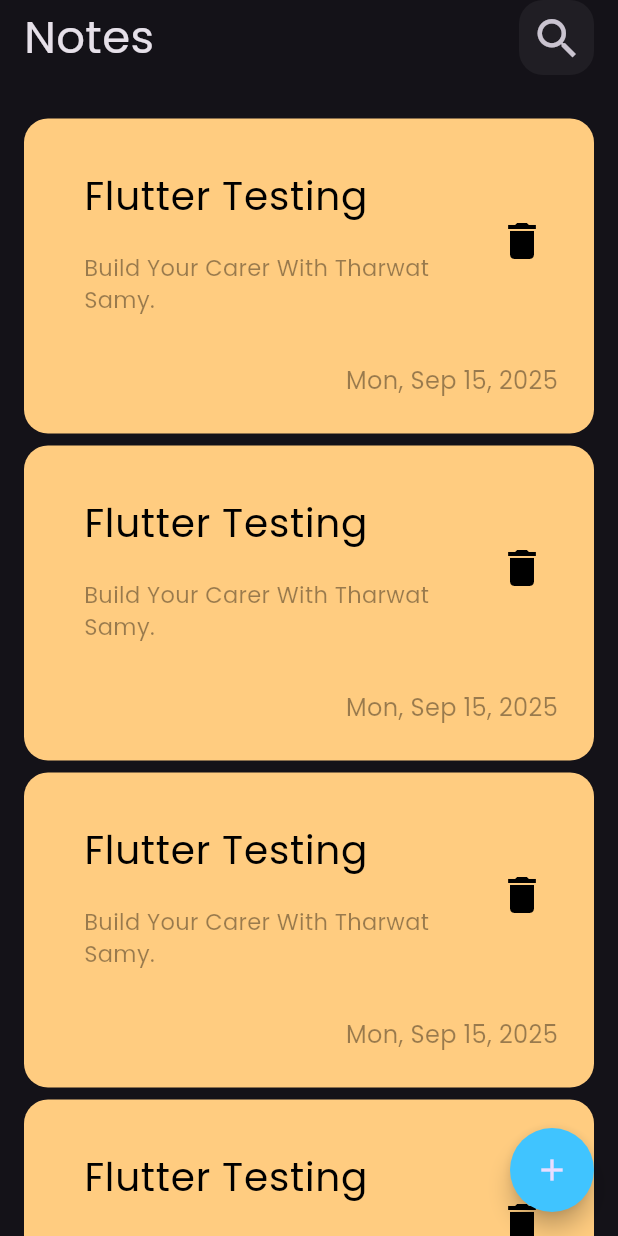
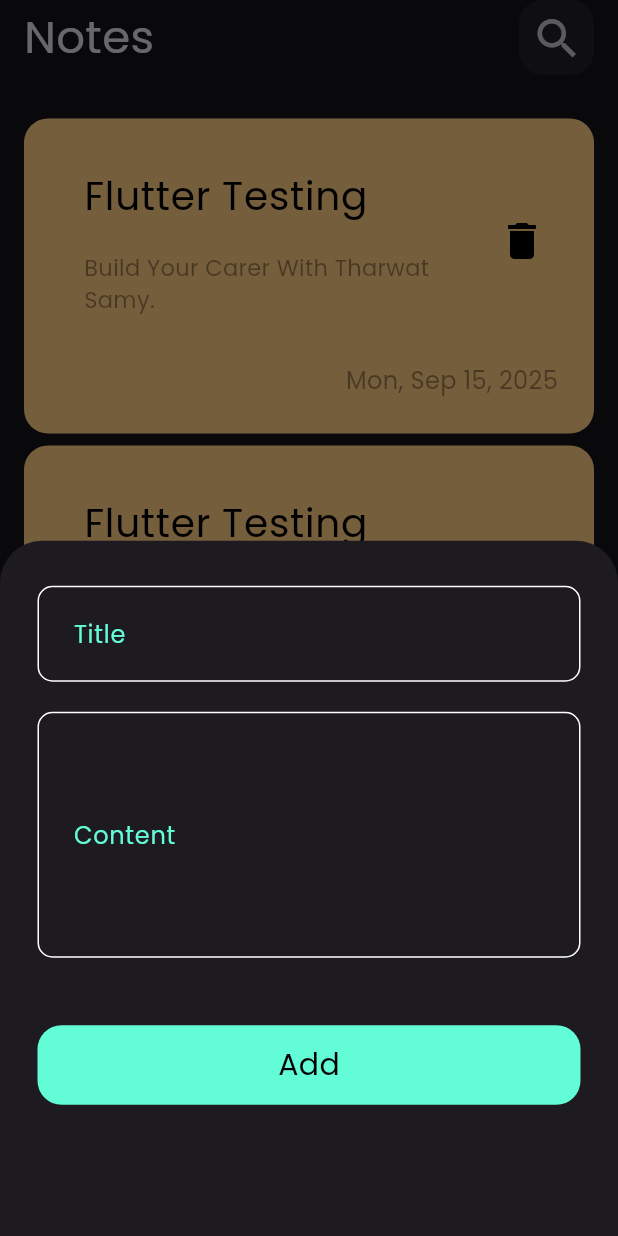
Before and after one commit to MahmoudRamadanDev/Elkok_notes_app, a Flutter app: the screen it shows after launch, after a tap on the "add" icon, on a phone screen of 412 x 824 dp. Run offline on Flutter 3.47's test engine with Material 3 defaults, Android fonts, the phone set to English and light mode, and no system bars.

Commit message:
create bottom sheet and create edit note view and add create custom text field and create button

```diff
--- a/lib/constant.dart
+++ b/lib/constant.dart
@@ -1,3 +1,5 @@
 import 'package:flutter/material.dart';
 
 const kPrimaryColor = Colors.black ;
+const kSecondaryColor = Colors.white ;
+const kThirdColor = Color(0xff62FCD7) ;
--- a/lib/main.dart
+++ b/lib/main.dart
@@ -1,4 +1,5 @@
 import 'package:flutter/material.dart';
+import 'package:notes_app/views/edit_note_view.dart';
 import 'package:notes_app/views/notes_view.dart';
 
 void main () {
@@ -19,6 +20,7 @@ const  NotesApp({super.key}) ;
       debugShowCheckedModeBanner: false,
       routes: {
         NotesView.id : (context) => NotesView() ,
+        EditNoteView.editViewId : (context) => EditNoteView() ,
       } ,
       initialRoute: NotesView.id,
     );
--- /dev/null
+++ b/lib/views/edit_note_view.dart
@@ -0,0 +1,27 @@
+import 'package:flutter/material.dart';
+import 'package:notes_app/widgets/custom_app_bar.dart';
+import 'package:notes_app/widgets/custom_text_field.dart';
+
+class EditNoteView extends StatelessWidget {
+  const EditNoteView({super.key});
+  static String editViewId = "EditNoteView" ;
+  @override
+  Widget build(BuildContext context) {
+    return Scaffold(
+      body: SafeArea(
+        child: Padding(
+          padding: const EdgeInsets.symmetric(horizontal: 16),
+          child: Column(
+            children: [
+              CustomAppBar(text: "EditNote", icon: Icons.check) ,
+              SizedBox(height: 30,),
+              CustomTextField(hint: "Title"),
+              SizedBox(height: 20,),
+              CustomTextField(hint: "Content" , padding: 70,),
+            ],
+          ),
+        ),
+      ),
+    );
+  }
+}
--- a/lib/views/notes_view.dart
+++ b/lib/views/notes_view.dart
@@ -1,4 +1,5 @@
 import 'package:flutter/material.dart';
+import 'package:notes_app/widgets/add_notes_bottom_sheet.dart';
 import 'package:notes_app/widgets/notes_view_body.dart';
 
 class NotesView extends StatelessWidget {
@@ -8,7 +9,11 @@ class NotesView extends StatelessWidget {
   Widget build(BuildContext context) {
     return Scaffold(
       body: NotesViewBody(),
-      floatingActionButton:  FloatingActionButton(onPressed: () {} , backgroundColor:Colors.lightBlueAccent , child: Icon(Icons.add) , shape: CircleBorder(),) ,
+      floatingActionButton:  FloatingActionButton(onPressed: () {
+        showModalBottomSheet(context: context, builder: (context) {
+          return AddNotesBottomSheet(hint: "Title",);
+        });
+      } , backgroundColor:Colors.lightBlueAccent , child: Icon(Icons.add) , shape: CircleBorder(),) ,
       );
   }
 }
--- /dev/null
+++ b/lib/widgets/add_notes_bottom_sheet.dart
@@ -0,0 +1,24 @@
+import 'package:flutter/material.dart';
+import 'package:notes_app/widgets/custom_button.dart';
+import 'package:notes_app/widgets/custom_text_field.dart';
+
+class AddNotesBottomSheet extends StatelessWidget {
+  const AddNotesBottomSheet({super.key, required this.hint, this.padding} );
+  final String hint ;
+  final double? padding ;
+  @override
+  Widget build(BuildContext context) {
+    return Padding(
+      padding: const EdgeInsets.symmetric(vertical: 30 , horizontal: 25),
+      child: ListView(
+        children: [
+          CustomTextField(hint: "Title"),
+          SizedBox(height: 20,),
+          CustomTextField(hint: "Content" , padding: 70,),
+          SizedBox(height: 45,),
+          CustomButton(),
+        ],
+      ),
+    );
+  }
+}
--- a/lib/widgets/custom_app_bar.dart
+++ b/lib/widgets/custom_app_bar.dart
@@ -11,7 +11,7 @@ class CustomAppBar extends StatelessWidget {
       mainAxisAlignment: MainAxisAlignment.spaceBetween,
       children: [
         Text(text, style: TextStyle(fontSize: 30)),
-        CustomIcon(icon: Icons.search),
+        CustomIcon(icon: icon),
       ],
     );
   }
--- /dev/null
+++ b/lib/widgets/custom_button.dart
@@ -0,0 +1,20 @@
+
+import 'package:flutter/material.dart';
+import 'package:notes_app/constant.dart';
+
+class CustomButton extends StatelessWidget {
+  const CustomButton({super.key});
+
+  @override
+  Widget build(BuildContext context) {
+    return  Container(
+            padding: EdgeInsets.symmetric(horizontal: 20 , vertical: 12),
+            width: double.infinity,
+            decoration: BoxDecoration(
+              color: kThirdColor,
+              borderRadius: BorderRadius.circular(16),
+            ),
+            child: Center(child: Text("Add" , style: TextStyle(color: kPrimaryColor , fontSize: 20 ), )),
+          );
+  }
+}
--- a/lib/widgets/custom_note_item.dart
+++ b/lib/widgets/custom_note_item.dart
@@ -1,13 +1,18 @@
 import 'package:flutter/material.dart';
 import 'package:intl/intl.dart';
 import 'package:notes_app/constant.dart';
+import 'package:notes_app/views/edit_note_view.dart';
 
 class CustomNoteItem extends StatelessWidget {
   const CustomNoteItem( {super.key , this.color} );
   final Color? color ;
   @override
   Widget build(BuildContext context) {
-    return Container(
+    return GestureDetector(
+      onTap: () {
+        Navigator.pushNamed(context, EditNoteView.editViewId);
+      },
+      child: Container(
                   decoration: BoxDecoration(
                     color: color == null ?  Color(0xffFFCC80) : color,
                     borderRadius: BorderRadius.circular(16),
@@ -35,6 +40,7 @@ class CustomNoteItem extends StatelessWidget {
                       ) ,
                     ],
                   ),
+                ),
     );
   }
 }
--- /dev/null
+++ b/lib/widgets/custom_text_field.dart
@@ -0,0 +1,26 @@
+import 'package:flutter/material.dart';
+import 'package:notes_app/constant.dart';
+
+class CustomTextField extends StatelessWidget {
+  const CustomTextField({super.key, required this.hint , this.padding});
+  final String hint ;
+  final double? padding ;
+  @override
+  Widget build(BuildContext context) {
+    return TextField(
+            decoration: InputDecoration(
+              contentPadding: EdgeInsets.symmetric(horizontal: 20 , vertical: padding ?? 20),
+              hintText: hint ,
+              hintStyle: TextStyle(color: kThirdColor),
+              enabledBorder: OutlineInputBorder(
+                borderRadius: BorderRadius.circular(10),
+                borderSide: BorderSide(color: kSecondaryColor),
+              ),
+              focusedBorder: OutlineInputBorder(
+                borderRadius: BorderRadius.circular(10),
+                borderSide: BorderSide(color: kSecondaryColor),
+              ),
+            ),
+          );
+  }
+}
```
Lines whose indentation alone changed are shown as unchanged.
